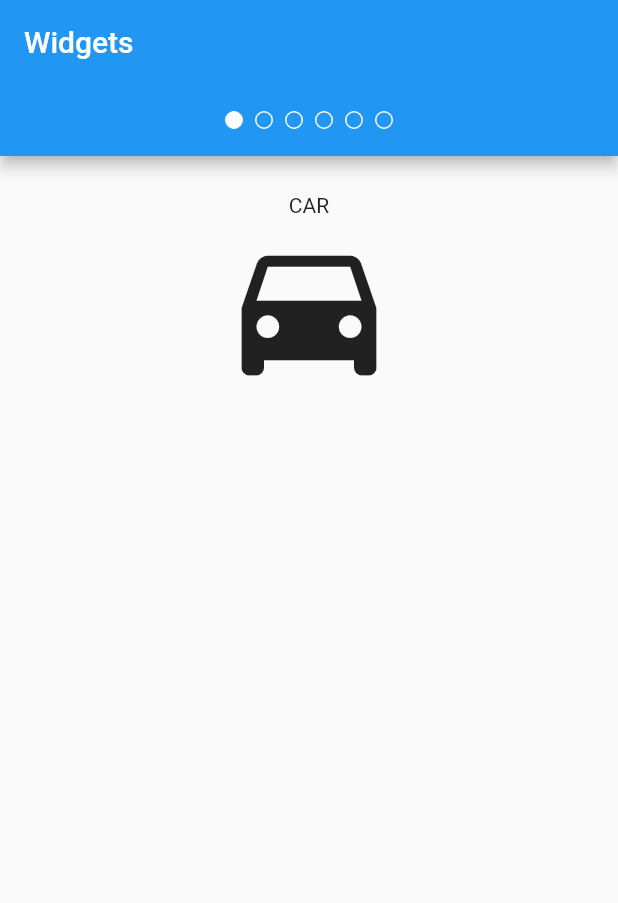
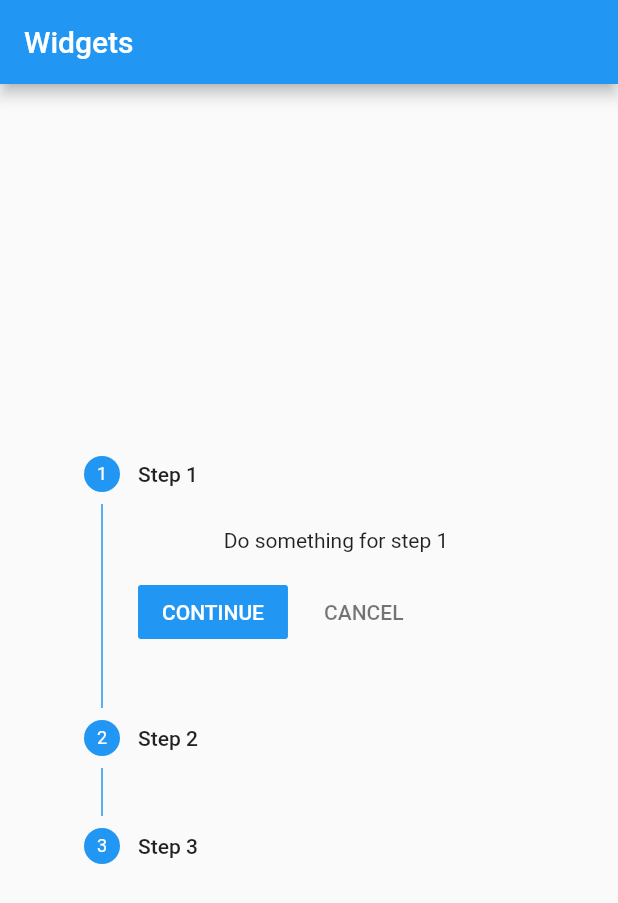
Before and after one commit to codewithiulian/flutter-intermediate, a Flutter app: the screen it shows after launch, on a phone screen of 412 x 824 dp. Shown: the top 903 px of the screen. Run offline on Flutter 3.47's test engine with Material 2 defaults, Android fonts, the phone set to English and light mode, and no system bars.

```diff
--- a/lib/main.dart
+++ b/lib/main.dart
@@ -11,29 +11,51 @@ class MyApp extends StatefulWidget {
   _State createState() => new _State();
 }
 
-class Choice {
-  final String title;
-  final IconData icon;
+class _State extends State<MyApp> {
 
-  const Choice({this.title, this.icon});
-}
-
-class _State extends State<MyApp> with SingleTickerProviderStateMixin {
-
-  TabController controller;
-  List<Choice> items = const <Choice>[
-    const Choice(title: 'CAR', icon: Icons.directions_car),
-    const Choice(title: 'BICYCLE', icon: Icons.directions_bike),
-    const Choice(title: 'BOAT', icon: Icons.directions_boat),
-    const Choice(title: 'BUS', icon: Icons.directions_bus),
-    const Choice(title: 'TRAIN', icon: Icons.directions_railway),
-    const Choice(title: 'WALK', icon: Icons.directions_walk),
-  ];
-
+  List<Step> steps;
+  int current;
 
   @override
   void initState() {
-    controller = new TabController(length: items.length, vsync: this);
+    current = 0;
+    steps = <Step>[
+      new Step(
+          title: new Text('Step 1'),
+          content: new Text('Do something for step 1'),
+          isActive: true
+      ),
+      new Step(
+          title: new Text('Step 2'),
+          content: new Text('Do something for step 2'),
+          isActive: true
+      ),
+      new Step(
+          title: new Text('Step 3'),
+          content: new Text('Do something for step 3'),
+          isActive: true
+      ),
+    ];
+  }
+
+  void stepContinue() {
+    setState(() {
+      current++;
+      if(current >= steps.length) current = steps.length - 1;
+    });
+  }
+
+  void stepCancel(){
+    setState(() {
+      current--;
+      if(current < 0) current = 0;
+    });
+  }
+
+  void stepTap(int index) {
+    setState(() {
+      current = index;
+    });
   }
 
   @override
@@ -41,34 +63,20 @@ class _State extends State<MyApp> with SingleTickerProviderStateMixin {
     return new Scaffold(
       appBar: new AppBar(
         title: new Text('Widgets'),
-        bottom: new PreferredSize(
-          preferredSize: const Size.fromHeight(48.0),
-          child: new Theme(
-            data: Theme.of(context).copyWith(accentColor: Colors.white),
-              child: new Container(
-                height: 48.0,
-                alignment: Alignment.center,
-                child: new TabPageSelector(controller: controller),
-          )
-          )
-        )
       ),
-      body: new TabBarView(
-        controller: controller,
-        children: items.map((Choice item) {
-          return new Container(
-            padding: new EdgeInsets.all(25.0),
-            child: new Center(
-              child: new Column(
-                children: <Widget>[
-                  new Text(item.title),
-                  new Icon(item.icon, size: 120.0)
-                ]
-              )
-            )
-          );
-        }).toList()
-      )
+      body: new Container(
+        padding: new EdgeInsets.all(32.0),
+        child: new Center(
+          child: new Stepper(
+            steps: steps,
+            type: StepperType.vertical,
+            currentStep: current,
+            onStepCancel: stepCancel,
+            onStepContinue: stepContinue,
+            onStepTapped: stepTap,
+          ),
+        ),
+      ),
     );
   }
 }
```
